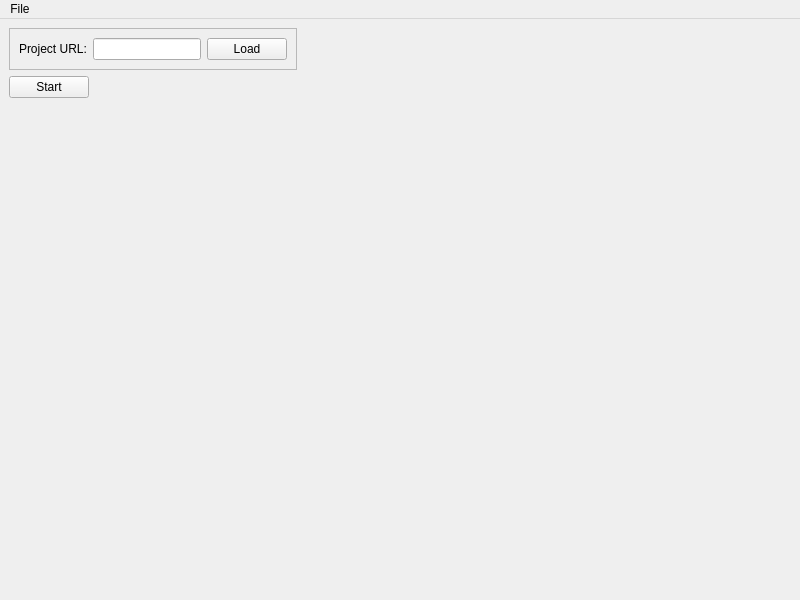
First picture: the form in ui/mainwindow.ui, repository adazem009/QScratchRuntime, before the edit.
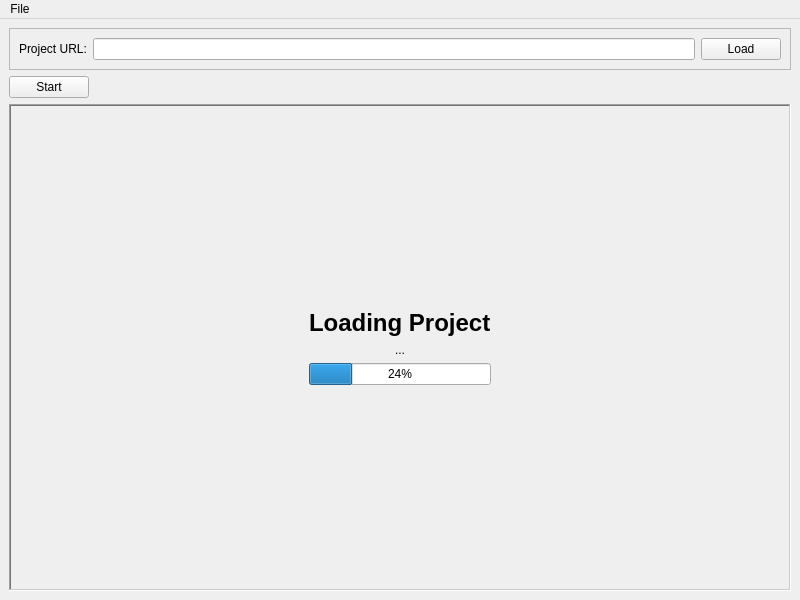
Second picture: the form after the edit.

Commit message: ui: mainwindow: Add loading progress bar

The edit to the form file:
```diff
--- a/ui/mainwindow.ui
+++ b/ui/mainwindow.ui
@@ -15,9 +15,6 @@
   </property>
   <widget class="QWidget" name="centralwidget">
    <layout class="QGridLayout" name="gridLayout">
-    <property name="sizeConstraint">
-     <enum>QLayout::SetFixedSize</enum>
-    </property>
     <item row="1" column="0" alignment="Qt::AlignLeft|Qt::AlignTop">
      <widget class="QPushButton" name="greenFlag">
       <property name="text">
@@ -79,6 +76,94 @@
       </layout>
      </widget>
     </item>
+    <item row="2" column="0">
+     <widget class="QFrame" name="projectFrame">
+      <property name="sizePolicy">
+       <sizepolicy hsizetype="Preferred" vsizetype="Expanding">
+        <horstretch>0</horstretch>
+        <verstretch>0</verstretch>
+       </sizepolicy>
+      </property>
+      <property name="frameShape">
+       <enum>QFrame::WinPanel</enum>
+      </property>
+      <property name="frameShadow">
+       <enum>QFrame::Sunken</enum>
+      </property>
+      <layout class="QGridLayout" name="projectLayout">
+       <item row="0" column="0">
+        <widget class="QFrame" name="loaderFrame">
+         <property name="sizePolicy">
+          <sizepolicy hsizetype="Fixed" vsizetype="Fixed">
+           <horstretch>0</horstretch>
+           <verstretch>0</verstretch>
+          </sizepolicy>
+         </property>
+         <property name="frameShape">
+          <enum>QFrame::NoFrame</enum>
+         </property>
+         <property name="frameShadow">
+          <enum>QFrame::Plain</enum>
+         </property>
+         <layout class="QVBoxLayout" name="verticalLayout">
+          <property name="leftMargin">
+           <number>0</number>
+          </property>
+          <property name="topMargin">
+           <number>0</number>
+          </property>
+          <property name="rightMargin">
+           <number>0</number>
+          </property>
+          <property name="bottomMargin">
+           <number>0</number>
+          </property>
+          <item alignment="Qt::AlignHCenter">
+           <widget class="QLabel" name="loadingLabel">
+            <property name="sizePolicy">
+             <sizepolicy hsizetype="Fixed" vsizetype="Fixed">
+              <horstretch>0</horstretch>
+              <verstretch>0</verstretch>
+             </sizepolicy>
+            </property>
+            <property name="font">
+             <font>
+              <pointsize>18</pointsize>
+              <weight>75</weight>
+              <bold>true</bold>
+             </font>
+            </property>
+            <property name="text">
+             <string>Loading Project</string>
+            </property>
+           </widget>
+          </item>
+          <item alignment="Qt::AlignHCenter">
+           <widget class="QLabel" name="loadingProgressLabel">
+            <property name="sizePolicy">
+             <sizepolicy hsizetype="Fixed" vsizetype="Fixed">
+              <horstretch>0</horstretch>
+              <verstretch>0</verstretch>
+             </sizepolicy>
+            </property>
+            <property name="text">
+             <string notr="true">...</string>
+            </property>
+           </widget>
+          </item>
+          <item>
+           <widget class="QProgressBar" name="loadingProgressBar">
+            <property name="value">
+             <number>24</number>
+            </property>
+           </widget>
+          </item>
+         </layout>
+        </widget>
+       </item>
+      </layout>
+     </widget>
+    </item>
    </layout>
   </widget>
   <widget class="QMenuBar" name="menubar">
```
